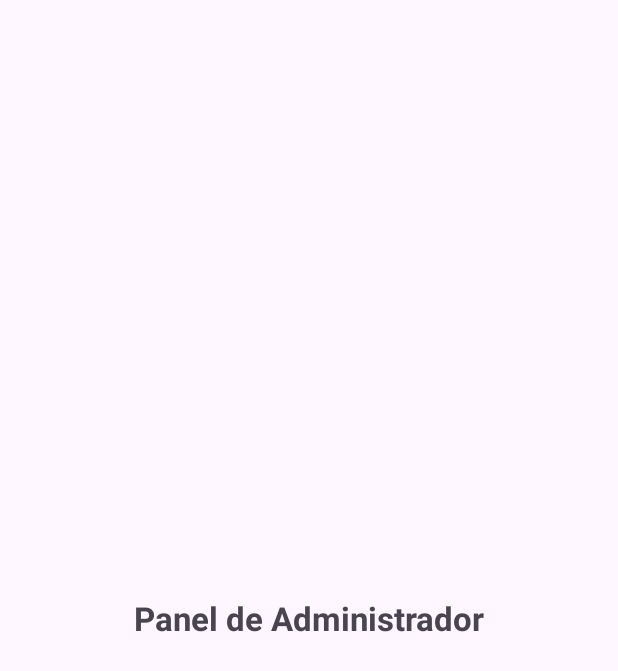
After one commit to acmaccan/club-deportivo, an Android app: the AdminActivity screen opened directly, with no data from a screen before it, on a phone screen of 412 x 824 dp. The commit adds this screen. Shown: the top 671 px of the screen. Run offline under Robolectric (Android 15) with nearby library versions, the phone set to English and light mode, and no system bars.

Commit message:
chore/home-admin-navigations

```diff
--- /dev/null
+++ b/app/src/main/java/com/example/club_deportivo/activities/AdminActivity.kt
@@ -0,0 +1,12 @@
+package com.example.club_deportivo.activities
+
+import android.os.Bundle
+import androidx.appcompat.app.AppCompatActivity
+import com.example.club_deportivo.R
+
+class AdminActivity : AppCompatActivity() {
+    override fun onCreate(savedInstanceState: Bundle?) {
+        super.onCreate(savedInstanceState)
+        setContentView(R.layout.activity_admin)
+    }
+}
--- /dev/null
+++ b/app/src/main/res/layout/activity_admin.xml
@@ -0,0 +1,21 @@
+<?xml version="1.0" encoding="utf-8"?>
+<androidx.constraintlayout.widget.ConstraintLayout xmlns:android="http://schemas.android.com/apk/res/android"
+    xmlns:app="http://schemas.android.com/apk/res-auto"
+    xmlns:tools="http://schemas.android.com/tools"
+    android:layout_width="match_parent"
+    android:layout_height="match_parent"
+    tools:context=".activities.AdminActivity">
+
+    <TextView
+        android:id="@+id/admin_welcome_text"
+        android:layout_width="wrap_content"
+        android:layout_height="wrap_content"
+        android:text="Panel de Administrador"
+        android:textSize="22sp"
+        android:textStyle="bold"
+        app:layout_constraintBottom_toBottomOf="parent"
+        app:layout_constraintEnd_toEndOf="parent"
+        app:layout_constraintStart_toStartOf="parent"
+        app:layout_constraintTop_toTopOf="parent" />
+
+</androidx.constraintlayout.widget.ConstraintLayout>
```
Also changed, not shown: app/src/main/AndroidManifest.xml (+7 -0 lines), app/src/main/java/com/example/club_deportivo/activities/HomeActivity.kt (added, +12 -0 lines), app/src/main/java/com/example/club_deportivo/activities/LoginActivity.kt (+28 -12 lines), app/src/main/res/layout/activity_home.xml (added, +20 -0 lines).
